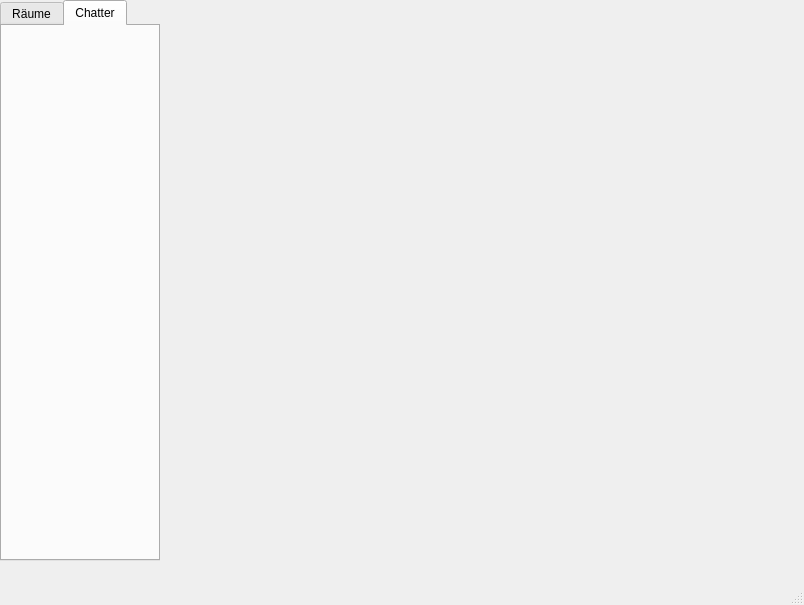
Above: Client/Chris/GUI/untitled.ui from Gamefors/ChatProgram before the change. Below: the same form after it.
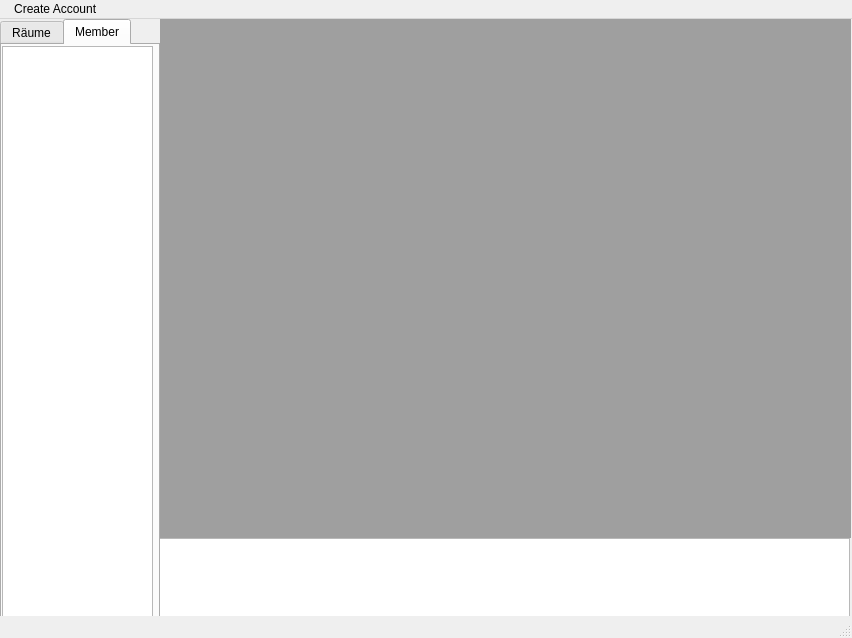
That is the form after the change. The open tabs and pages were chosen to show the change. Icons and pictures are not drawn.

Commit message: Compiler + button

```diff
--- a/Client/Chris/GUI/untitled.ui
+++ b/Client/Chris/GUI/untitled.ui
@@ -6,8 +6,8 @@
    <rect>
     <x>0</x>
     <y>0</y>
-    <width>804</width>
-    <height>605</height>
+    <width>852</width>
+    <height>638</height>
    </rect>
   </property>
   <property name="tabletTracking">
@@ -32,11 +32,31 @@
      <rect>
       <x>159</x>
       <y>519</y>
-      <width>631</width>
-      <height>41</height>
+      <width>691</width>
+      <height>81</height>
      </rect>
     </property>
-    <layout class="QVBoxLayout" name="verticalLayout_2"/>
+    <layout class="QVBoxLayout" name="verticalLayout_2">
+     <item>
+      <widget class="QPlainTextEdit" name="plainTextEdit">
+       <property name="enabled">
+        <bool>true</bool>
+       </property>
+       <property name="plainText">
+        <string/>
+       </property>
+       <property name="overwriteMode">
+        <bool>true</bool>
+       </property>
+       <property name="backgroundVisible">
+        <bool>false</bool>
+       </property>
+       <property name="placeholderText">
+        <string/>
+       </property>
+      </widget>
+     </item>
+    </layout>
    </widget>
    <widget class="QWidget" name="verticalLayoutWidget_3">
     <property name="geometry">
@@ -55,14 +75,29 @@
       <x>0</x>
       <y>0</y>
       <width>160</width>
-      <height>561</height>
+      <height>601</height>
      </rect>
     </property>
     <layout class="QHBoxLayout" name="horizontalLayout_2">
      <item>
       <widget class="QTabWidget" name="tabWidget">
+       <property name="enabled">
+        <bool>true</bool>
+       </property>
+       <property name="contextMenuPolicy">
+        <enum>Qt::PreventContextMenu</enum>
+       </property>
        <property name="currentIndex">
-        <number>0</number>
+        <number>1</number>
+       </property>
+       <property name="documentMode">
+        <bool>false</bool>
+       </property>
+       <property name="tabsClosable">
+        <bool>false</bool>
+       </property>
+       <property name="movable">
+        <bool>true</bool>
        </property>
        <widget class="QWidget" name="tab">
         <attribute name="title">
@@ -81,23 +116,85 @@
        </widget>
        <widget class="QWidget" name="tab_2">
         <attribute name="title">
-         <string>Chatter</string>
+         <string>Member</string>
         </attribute>
+        <widget class="QListView" name="listView">
+         <property name="geometry">
+          <rect>
+           <x>0</x>
+           <y>1</y>
+           <width>151</width>
+           <height>571</height>
+          </rect>
+         </property>
+        </widget>
        </widget>
       </widget>
      </item>
     </layout>
    </widget>
+   <widget class="QMdiArea" name="mdiArea">
+    <property name="geometry">
+     <rect>
+      <x>160</x>
+      <y>0</y>
+      <width>691</width>
+      <height>519</height>
+     </rect>
+    </property>
+    <property name="documentMode">
+     <bool>false</bool>
+    </property>
+    <property name="tabsClosable">
+     <bool>true</bool>
+    </property>
+    <property name="tabsMovable">
+     <bool>true</bool>
+    </property>
+    <property name="tabShape">
+     <enum>QTabWidget::Rounded</enum>
+    </property>
+    <property name="tabPosition">
+     <enum>QTabWidget::West</enum>
+    </property>
+   </widget>
   </widget>
   <widget class="QMenuBar" name="menubar">
    <property name="geometry">
     <rect>
      <x>0</x>
      <y>0</y>
-     <width>804</width>
+     <width>852</width>
      <height>21</height>
     </rect>
    </property>
+   <widget class="QMenu" name="menu_Create_Account">
+    <property name="enabled">
+     <bool>true</bool>
+    </property>
+    <property name="cursor">
+     <cursorShape>CrossCursor</cursorShape>
+    </property>
+    <property name="tabletTracking">
+     <bool>false</bool>
+    </property>
+    <property name="autoFillBackground">
+     <bool>false</bool>
+    </property>
+    <property name="inputMethodHints">
+     <set>Qt::ImhHiddenText</set>
+    </property>
+    <property name="tearOffEnabled">
+     <bool>false</bool>
+    </property>
+    <property name="title">
+     <string> Create Account</string>
+    </property>
+    <property name="separatorsCollapsible">
+     <bool>false</bool>
+    </property>
+   </widget>
+   <addaction name="menu_Create_Account"/>
   </widget>
   <widget class="QStatusBar" name="statusbar"/>
  </widget>
```
Left out of the diff: 11 changed lines with no effect on the pictures. The commit also changes 2 other files.
